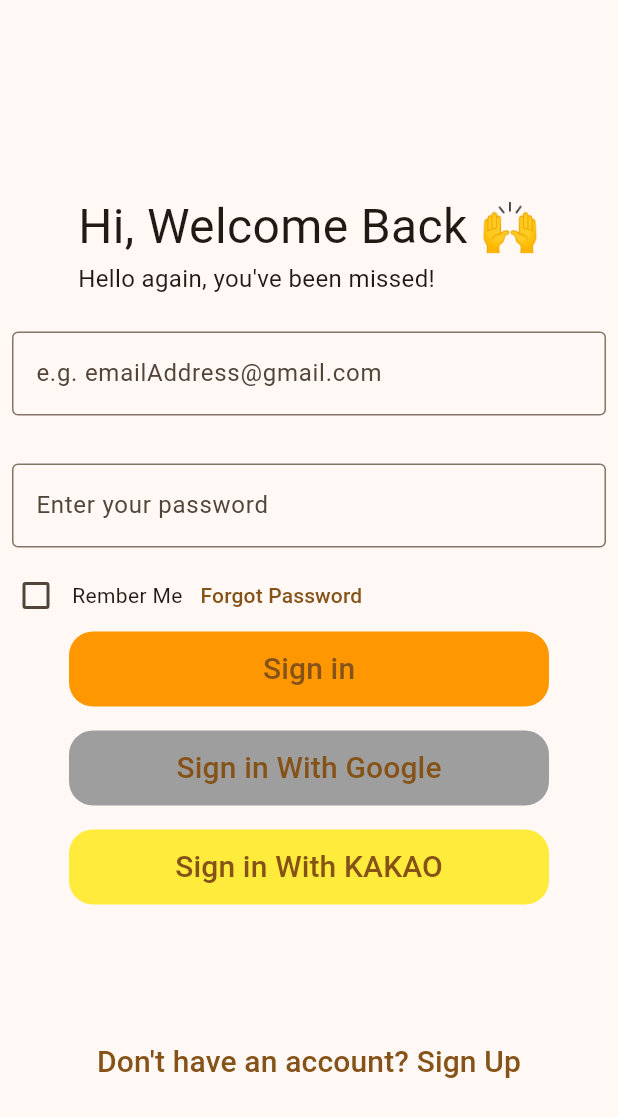
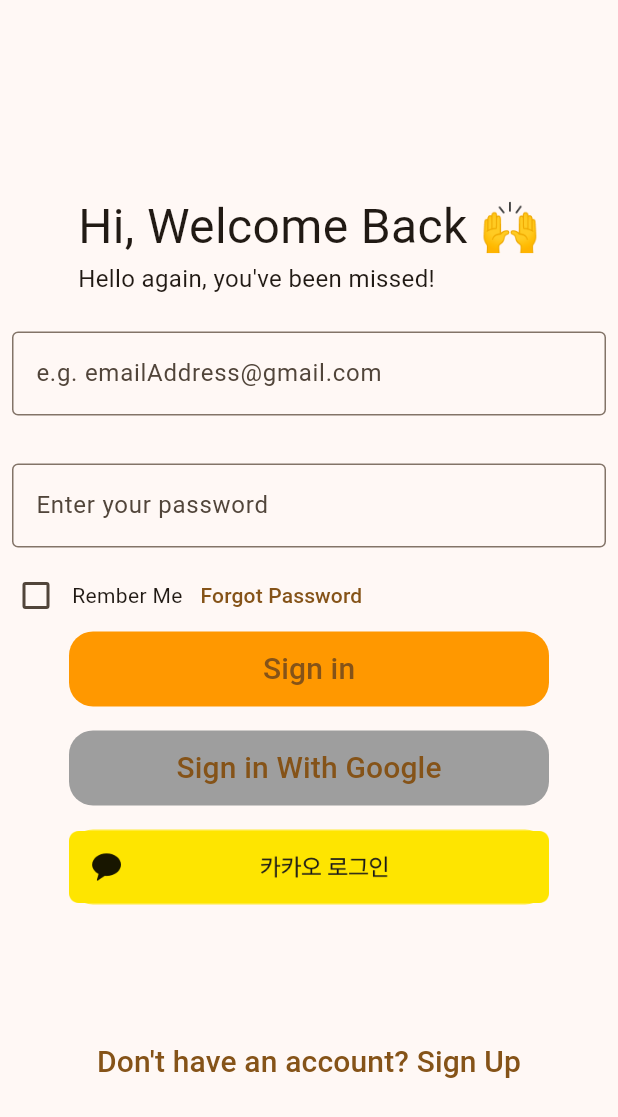
Before and after one commit to orm-Janggo/flutter_project_orm_Janggo, a Flutter app: the screen it shows after launch, after a tap on "Sign In", on a phone screen of 412 x 824 dp. Shown: the top 1117 px of the screen. Run offline on Flutter 3.47's test engine with Material 3 defaults, Android fonts, the phone set to English and light mode, and no system bars; our stand-ins replace firebase_auth, firebase_core, flutter_dotenv, freezed_annotation, go_router; missing offline and left inert: kakao_flutter_sdk_user; accounts and stored records are empty.

Commit message:
[MODIFY] change kakao login button to image

```diff
--- a/lib/presentation/sign/sign_in/sign_in_screen.dart
+++ b/lib/presentation/sign/sign_in/sign_in_screen.dart
@@ -180,12 +180,16 @@ class _SignInScreenState extends State<SignInScreen> {
               color: Colors.yellow,
               borderRadius: BorderRadius.circular(16.0),
             ),
-            child: TextButton(
-              onPressed: () {},
-              child: const Text(
-                'Sign in With KAKAO',
-                style: TextStyle(fontSize: 20),
-              ),
+            // child: TextButton(
+            //   onPressed: () {},
+            //   child: const Text(
+            //     'Sign in With KAKAO',
+            //     style: TextStyle(fontSize: 20),
+            //   ),
+            // ),
+            child: InkWell(
+              onTap: () {},
+              child: Image.asset('assets/images/kakao_login_large_wide.png'),
             ),
           ),
           const SizedBox(
```
